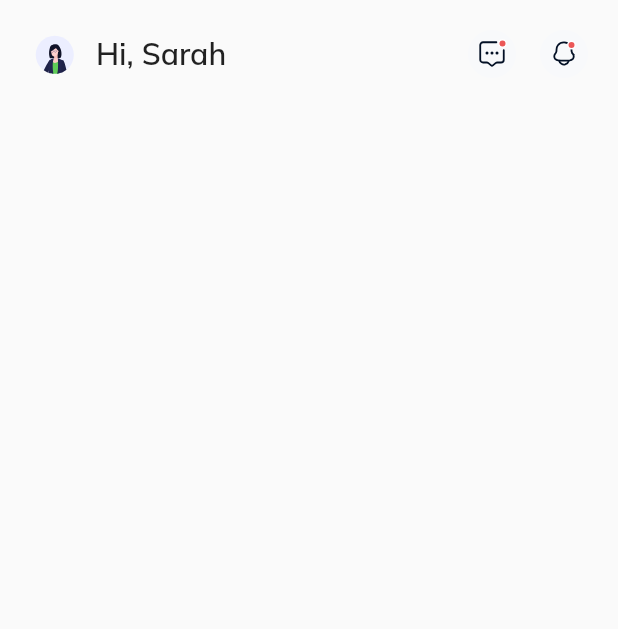
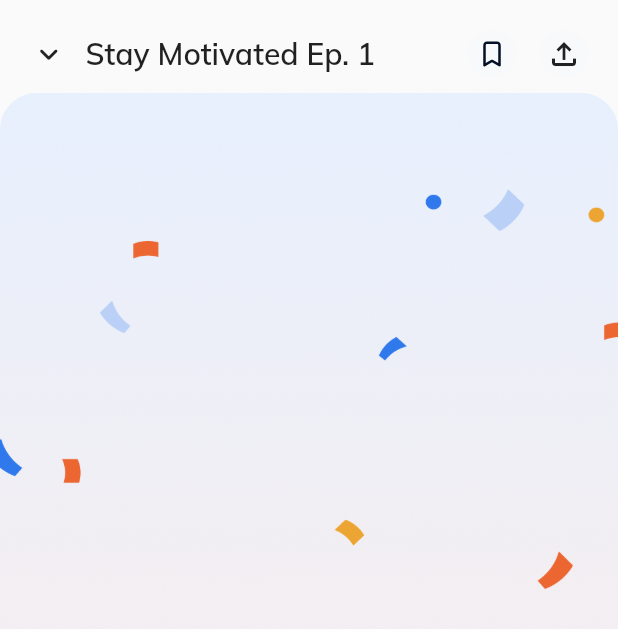
Before and after one commit to Tamunorth/faramove_assesment, a Flutter app: the PodcastPage screen opened directly, on a phone screen of 412 x 824 dp. Shown: the top 629 px of the screen. Run offline on Flutter 3.47's test engine with Material 2 defaults, Android fonts, the phone set to English and light mode, and no system bars; our stand-ins replace flutter_svg.

Commit message:
podcast update

```diff
--- a/lib/presentation/pages/podcast/podcast_page.dart
+++ b/lib/presentation/pages/podcast/podcast_page.dart
@@ -26,7 +26,13 @@ class PodcastPageState extends State<PodcastPage> {
       appBar: PodcastAppBar(
         onMenuTap: () {},
       ),
-      body: Container(),
+      body: Container(
+        child: Column(
+          children: [
+            Image.asset('assets/pngs/confettiCard.png'),
+          ],
+        ),
+      ),
     );
   }
 }
--- a/lib/presentation/pages/podcast/widgets/app_bar.dart
+++ b/lib/presentation/pages/podcast/widgets/app_bar.dart
@@ -37,31 +37,33 @@ class PodcastAppBar extends StatelessWidget implements PreferredSizeWidget {
         child: Row(
           mainAxisAlignment: MainAxisAlignment.spaceBetween,
           children: [
-            Container(
-                height: 32,
-                width: 32,
-                decoration: const BoxDecoration(shape: BoxShape.circle),
-                child: SvgPicture.asset(
-                  'assets/svgs/account.svg',
-                )),
-            SizedBox(
+            InkWell(
+              onTap: () {
+                Navigator.pop(context);
+              },
+              child: const Icon(
+                Icons.keyboard_arrow_down_rounded,
+                size: 25,
+              ),
+            ),
+            const SizedBox(
               width: 12,
             ),
-            Expanded(
+            const Expanded(
               child: TextView(
-                text: 'Hi, Sarah',
+                text: 'Stay Motivated Ep. 1',
                 fontSize: 20,
                 fontWeight: FontWeight.w600,
               ),
             ),
             IconContainer(
-              icon: SvgPicture.asset('assets/svgs/chat.svg'),
+              icon: SvgPicture.asset('assets/svgs/save.svg'),
             ),
             SizedBox(
               width: 16,
             ),
             IconContainer(
-              icon: SvgPicture.asset('assets/svgs/notification.svg'),
+              icon: Icon(Icons.file_upload_outlined),
             ),
           ],
         ),
```
Also changed, not shown: lib/presentation/pages/community/community_page.dart (+8 -5 lines), assets/pngs/confettiCard.png (added), assets/svgs/confettiCard.svg (added), assets/svgs/save.svg (added).
